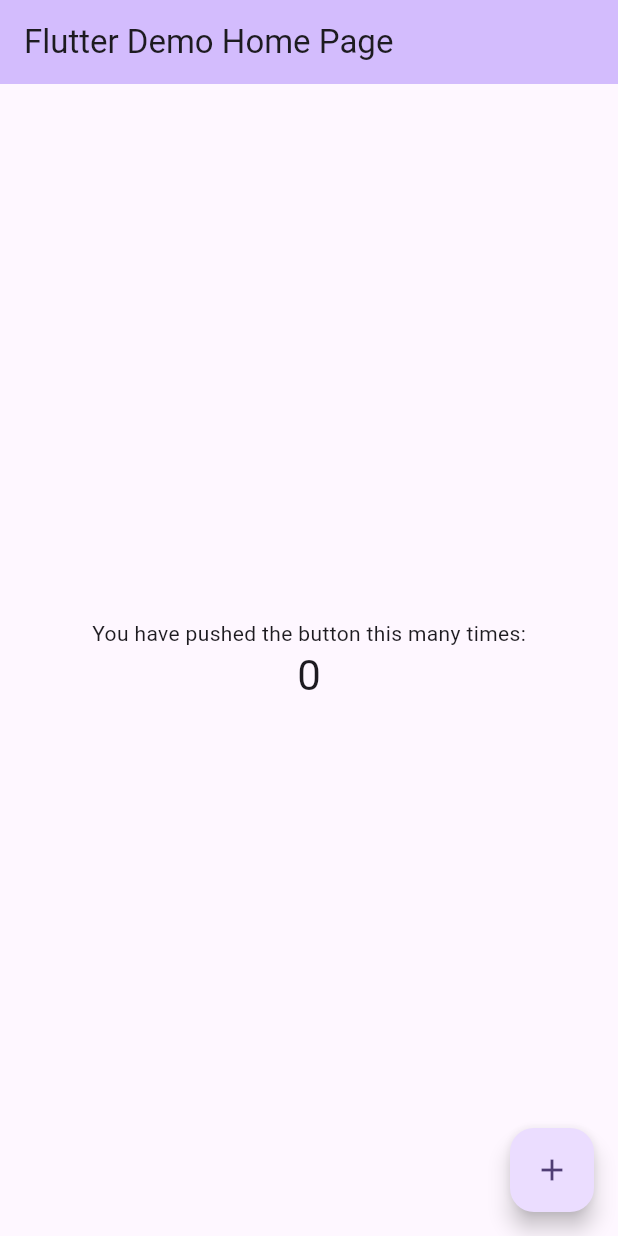
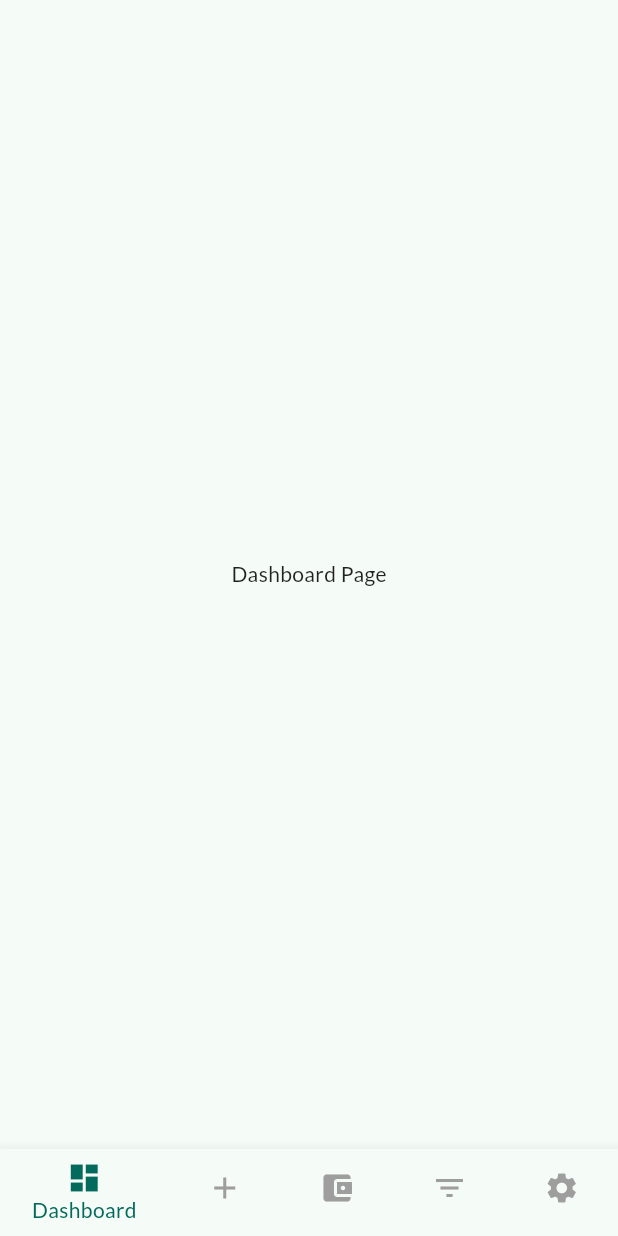
Before and after one commit to Lovaxcoding/CLarity_finance, a Flutter app: the screen it shows after launch, on a phone screen of 412 x 824 dp. Run offline on Flutter 3.47's test engine with Material 3 defaults, Android fonts, the phone set to English and light mode, and no system bars; our stand-ins replace go_router, google_fonts, supabase_flutter; accounts and stored records are empty.

Commit message:
Add pages

```diff
--- /dev/null
+++ b/devtools_options.yaml
@@ -0,0 +1,3 @@
+description: This file stores settings for Dart & Flutter DevTools.
+documentation: https://docs.flutter.dev/tools/devtools/extensions#configure-extension-enablement-states
+extensions:
--- /dev/null
+++ b/lib/core/router.dart
@@ -0,0 +1,52 @@
+
+import 'package:flutter/material.dart';
+import 'package:go_router/go_router.dart';
+import 'package:myapp/presentation/pages/dashboard_page.dart';
+import 'package:myapp/presentation/pages/expense_entry_page.dart';
+import 'package:myapp/presentation/pages/budget_page.dart';
+import 'package:myapp/presentation/pages/filter_page.dart';
+import 'package:myapp/presentation/pages/settings_page.dart';
+import 'package:myapp/presentation/pages/home_page.dart';
+
+final GoRouter router = GoRouter(
+  routes: <RouteBase>[
+    GoRoute(
+      path: '/',
+      builder: (BuildContext context, GoRouterState state) {
+        return const HomePage();
+      },
+      routes: <RouteBase>[
+        GoRoute(
+          path: 'dashboard',
+          builder: (BuildContext context, GoRouterState state) {
+            return const DashboardPage();
+          },
+        ),
+        GoRoute(
+          path: 'expense_entry',
+          builder: (BuildContext context, GoRouterState state) {
+            return const ExpenseEntryPage();
+          },
+        ),
+        GoRoute(
+          path: 'budget',
+          builder: (BuildContext context, GoRouterState state) {
+            return const BudgetPage();
+          },
+        ),
+        GoRoute(
+          path: 'filter',
+          builder: (BuildContext context, GoRouterState state) {
+            return const FilterPage();
+          },
+        ),
+        GoRoute(
+          path: 'settings',
+          builder: (BuildContext context, GoRouterState state) {
+            return const SettingsPage();
+          },
+        ),
+      ],
+    ),
+  ],
+);
--- /dev/null
+++ b/lib/core/theme.dart
@@ -0,0 +1,69 @@
+
+import 'package:flutter/material.dart';
+import 'package:google_fonts/google_fonts.dart';
+
+class AppTheme {
+  static const Color primaryColor = Color(0xFF00BFA6); // Teal
+  static const Color secondaryColor = Color(0xFF1E88E5); // Deep Blue
+
+  static final TextTheme _lightTextTheme = TextTheme(
+    displayLarge: GoogleFonts.lato(fontSize: 57, fontWeight: FontWeight.bold, color: Colors.black),
+    titleLarge: GoogleFonts.lato(fontSize: 22, fontWeight: FontWeight.bold, color: Colors.black),
+    bodyMedium: GoogleFonts.lato(fontSize: 14, color: Colors.black87),
+  );
+
+  static final TextTheme _darkTextTheme = TextTheme(
+    displayLarge: GoogleFonts.lato(fontSize: 57, fontWeight: FontWeight.bold, color: Colors.white),
+    titleLarge: GoogleFonts.lato(fontSize: 22, fontWeight: FontWeight.bold, color: Colors.white),
+    bodyMedium: GoogleFonts.lato(fontSize: 14, color: Colors.white70),
+  );
+
+
+  static final ThemeData lightTheme = ThemeData(
+    useMaterial3: true,
+    colorScheme: ColorScheme.fromSeed(
+      seedColor: primaryColor,
+      brightness: Brightness.light,
+      secondary: secondaryColor,
+    ),
+    textTheme: _lightTextTheme,
+    appBarTheme: AppBarTheme(
+      backgroundColor: primaryColor,
+      foregroundColor: Colors.white,
+      titleTextStyle: GoogleFonts.lato(fontSize: 24, fontWeight: FontWeight.bold),
+    ),
+    elevatedButtonTheme: ElevatedButtonThemeData(
+      style: ElevatedButton.styleFrom(
+        foregroundColor: Colors.white,
+        backgroundColor: primaryColor,
+        shape: RoundedRectangleBorder(borderRadius: BorderRadius.circular(8)),
+        padding: const EdgeInsets.symmetric(horizontal: 24, vertical: 12),
+        textStyle: GoogleFonts.lato(fontSize: 16, fontWeight: FontWeight.w500),
+      ),
+    ),
+  );
+
+  static final ThemeData darkTheme = ThemeData(
+    useMaterial3: true,
+    colorScheme: ColorScheme.fromSeed(
+      seedColor: primaryColor,
+      brightness: Brightness.dark,
+      secondary: secondaryColor,
+    ),
+    textTheme: _darkTextTheme,
+    appBarTheme: AppBarTheme(
+      backgroundColor: Colors.grey[900],
+      foregroundColor: Colors.white,
+      titleTextStyle: GoogleFonts.lato(fontSize: 24, fontWeight: FontWeight.bold),
+    ),
+    elevatedButtonTheme: ElevatedButtonThemeData(
+      style: ElevatedButton.styleFrom(
+        foregroundColor: Colors.black,
+        backgroundColor: primaryColor,
+        shape: RoundedRectangleBorder(borderRadius: BorderRadius.circular(8)),
+        padding: const EdgeInsets.symmetric(horizontal: 24, vertical: 12),
+        textStyle: GoogleFonts.lato(fontSize: 16, fontWeight: FontWeight.w500),
+      ),
+    ),
+  );
+}
--- /dev/null
+++ b/lib/core/theme_provider.dart
@@ -0,0 +1,25 @@
+import 'package:flutter/material.dart';
+
+class ThemeProvider with ChangeNotifier {
+  // Initialisation à ThemeMode.system (par défaut)
+  ThemeMode _themeMode = ThemeMode.system;
+
+  ThemeMode get themeMode => _themeMode;
+
+  // Méthode corrigée pour définir explicitement le mode de thème
+  // C'est celle qui est appelée par le DropdownButton de la SettingsPage.
+  void setThemeMode(ThemeMode mode) {
+    if (_themeMode != mode) {
+      _themeMode = mode;
+      // Notifie tous les widgets (comme le MaterialApp) que l'état a changé.
+      notifyListeners();
+    }
+  }
+
+  // NOTE : La méthode 'toggleTheme' n'est plus nécessaire si vous utilisez 'setThemeMode'.
+  // Si vous vouliez une méthode pour basculer rapidement, elle pourrait ressembler à ceci :
+  // void toggleLightDark() {
+  //   _themeMode = _themeMode == ThemeMode.light ? ThemeMode.dark : ThemeMode.light;
+  //   notifyListeners();
+  // }
+}
--- a/lib/main.dart
+++ b/lib/main.dart
@@ -1,122 +1,42 @@
+
 import 'package:flutter/material.dart';
+import 'package:myapp/core/router.dart';
+import 'package:myapp/core/theme.dart';
+import 'package:myapp/core/theme_provider.dart';
+import 'package:provider/provider.dart';
+import 'package:supabase_flutter/supabase_flutter.dart';
 
-void main() {
-  runApp(const MyApp());
+void main() async {
+  WidgetsFlutterBinding.ensureInitialized();
+
+  await Supabase.initialize(
+    url: 'YOUR_SUPABASE_URL',
+    anonKey: 'YOUR_SUPABASE_ANON_KEY',
+  );
+
+  runApp(
+    ChangeNotifierProvider(
+      create: (context) => ThemeProvider(),
+      child: const MyApp(),
+    ),
+  );
 }
 
 class MyApp extends StatelessWidget {
   const MyApp({super.key});
 
-  // This widget is the root of your application.
   @override
   Widget build(BuildContext context) {
-    return MaterialApp(
-      title: 'Flutter Demo',
-      theme: ThemeData(
-        // This is the theme of your application.
-        //
-        // TRY THIS: Try running your application with "flutter run". You'll see
-        // the application has a purple toolbar. Then, without quitting the app,
-        // try changing the seedColor in the colorScheme below to Colors.green
-        // and then invoke "hot reload" (save your changes or press the "hot
-        // reload" button in a Flutter-supported IDE, or press "r" if you used
-        // the command line to start the app).
-        //
-        // Notice that the counter didn't reset back to zero; the application
-        // state is not lost during the reload. To reset the state, use hot
-        // restart instead.
-        //
-        // This works for code too, not just values: Most code changes can be
-        // tested with just a hot reload.
-        colorScheme: ColorScheme.fromSeed(seedColor: Colors.deepPurple),
-      ),
-      home: const MyHomePage(title: 'Flutter Demo Home Page'),
+    return Consumer<ThemeProvider>(
+      builder: (context, themeProvider, child) {
+        return MaterialApp.router(
+          title: 'Expense Tracker',
+          theme: AppTheme.lightTheme,
+          darkTheme: AppTheme.darkTheme,
+          themeMode: themeProvider.themeMode,
+          routerConfig: router,
+        );
+      },
     );
   }
 }
-
-class MyHomePage extends StatefulWidget {
-  const MyHomePage({super.key, required this.title});
-
-  // This widget is the home page of your application. It is stateful, meaning
-  // that it has a State object (defined below) that contains fields that affect
-  // how it looks.
-
-  // This class is the configuration for the state. It holds the values (in this
-  // case the title) provided by the parent (in this case the App widget) and
-  // used by the build method of the State. Fields in a Widget subclass are
-  // always marked "final".
-
-  final String title;
-
-  @override
-  State<MyHomePage> createState() => _MyHomePageState();
-}
-
-class _MyHomePageState extends State<MyHomePage> {
-  int _counter = 0;
-
-  void _incrementCounter() {
-    setState(() {
-      // This call to setState tells the Flutter framework that something has
-      // changed in this State, which causes it to rerun the build method below
-      // so that the display can reflect the updated values. If we changed
-      // _counter without calling setState(), then the build method would not be
-      // called again, and so nothing would appear to happen.
-      _counter++;
-    });
-  }
-
-  @override
-  Widget build(BuildContext context) {
-    // This method is rerun every time setState is called, for instance as done
-    // by the _incrementCounter method above.
-    //
-    // The Flutter framework has been optimized to make rerunning build methods
-    // fast, so that you can just rebuild anything that needs updating rather
-    // than having to individually change instances of widgets.
-    return Scaffold(
-      appBar: AppBar(
-        // TRY THIS: Try changing the color here to a specific color (to
-        // Colors.amber, perhaps?) and trigger a hot reload to see the AppBar
-        // change color while the other colors stay the same.
-        backgroundColor: Theme.of(context).colorScheme.inversePrimary,
-        // Here we take the value from the MyHomePage object that was created by
-        // the App.build method, and use it to set our appbar title.
-        title: Text(widget.title),
-      ),
-      body: Center(
-        // Center is a layout widget. It takes a single child and positions it
-        // in the middle of the parent.
-        child: Column(
-          // Column is also a layout widget. It takes a list of children and
-          // arranges them vertically. By default, it sizes itself to fit its
-          // children horizontally, and tries to be as tall as its parent.
-          //
-          // Column has various properties to control how it sizes itself and
-          // how it positions its children. Here we use mainAxisAlignment to
-          // center the children vertically; the main axis here is the vertical
-          // axis because Columns are vertical (the cross axis would be
-          // horizontal).
-          //
-          // TRY THIS: Invoke "debug painting" (choose the "Toggle Debug Paint"
-          // action in the IDE, or press "p" in the console), to see the
-          // wireframe for each widget.
-          mainAxisAlignment: MainAxisAlignment.center,
-          children: <Widget>[
-            const Text('You have pushed the button this many times:'),
-            Text(
-              '$_counter',
-              style: Theme.of(context).textTheme.headlineMedium,
-            ),
-          ],
-        ),
-      ),
-      floatingActionButton: FloatingActionButton(
-        onPressed: _incrementCounter,
-        tooltip: 'Increment',
-        child: const Icon(Icons.add),
-      ), // This trailing comma makes auto-formatting nicer for build methods.
-    );
-  }
-}
--- /dev/null
+++ b/lib/presentation/pages/home_page.dart
@@ -0,0 +1,74 @@
+
+import 'package:flutter/material.dart';
+import 'package:go_router/go_router.dart';
+
+class HomePage extends StatefulWidget {
+  const HomePage({super.key});
+
+  @override
+  State<HomePage> createState() => _HomePageState();
+}
+
+class _HomePageState extends State<HomePage> {
+  int _selectedIndex = 0;
+
+  static const List<String> _widgetRoutes = <String>[
+    '/dashboard',
+    '/expense_entry',
+    '/budget',
+    '/filter',
+    '/settings',
+  ];
+
+  void _onItemTapped(int index) {
+    setState(() {
+      _selectedIndex = index;
+    });
+    context.go(_widgetRoutes[index]);
+  }
+
+  @override
+  Widget build(BuildContext context) {
+    return Scaffold(
+      body: IndexedStack(
+        index: _selectedIndex,
+        children: const <Widget>[
+          // Placeholder widgets until the actual pages are created
+          Center(child: Text('Dashboard Page')),
+          Center(child: Text('Expense Entry Page')),
+          Center(child: Text('Budget Page')),
+          Center(child: Text('Filter Page')),
+          Center(child: Text('Settings Page')),
+        ],
+      ),
+      bottomNavigationBar: BottomNavigationBar(
+        items: const <BottomNavigationBarItem>[
+          BottomNavigationBarItem(
+            icon: Icon(Icons.dashboard),
+            label: 'Dashboard',
+          ),
+          BottomNavigationBarItem(
+            icon: Icon(Icons.add),
+            label: 'Add Expense',
+          ),
+          BottomNavigationBarItem(
+            icon: Icon(Icons.account_balance_wallet),
+            label: 'Budget',
+          ),
+          BottomNavigationBarItem(
+            icon: Icon(Icons.filter_list),
+            label: 'Filter',
+          ),
+          BottomNavigationBarItem(
+            icon: Icon(Icons.settings),
+            label: 'Settings',
+          ),
+        ],
+        currentIndex: _selectedIndex,
+        selectedItemColor: Theme.of(context).colorScheme.primary,
+        unselectedItemColor: Colors.grey,
+        onTap: _onItemTapped,
+      ),
+    );
+  }
+}
--- a/pubspec.yaml
+++ b/pubspec.yaml
@@ -34,6 +34,11 @@ dependencies:
   # The following adds the Cupertino Icons font to your application.
   # Use with the CupertinoIcons class for iOS style icons.
   cupertino_icons: ^1.0.8
+  supabase_flutter: ^2.10.3
+  go_router: ^16.3.0
+  fl_chart: ^1.1.1
+  provider: ^6.1.5+1
+  google_fonts: ^6.3.2
 
 dev_dependencies:
   flutter_test:
```
Also changed, not shown: lib/presentation/pages/budget_page.dart (added, +21 -0 lines), lib/presentation/pages/dashboard_page.dart (added, +21 -0 lines), lib/presentation/pages/expense_entry_page.dart (added, +21 -0 lines), lib/presentation/pages/filter_page.dart (added, +21 -0 lines), lib/presentation/pages/settings_page.dart (added, +153 -0 lines), pubspec.lock, 1 other file.
